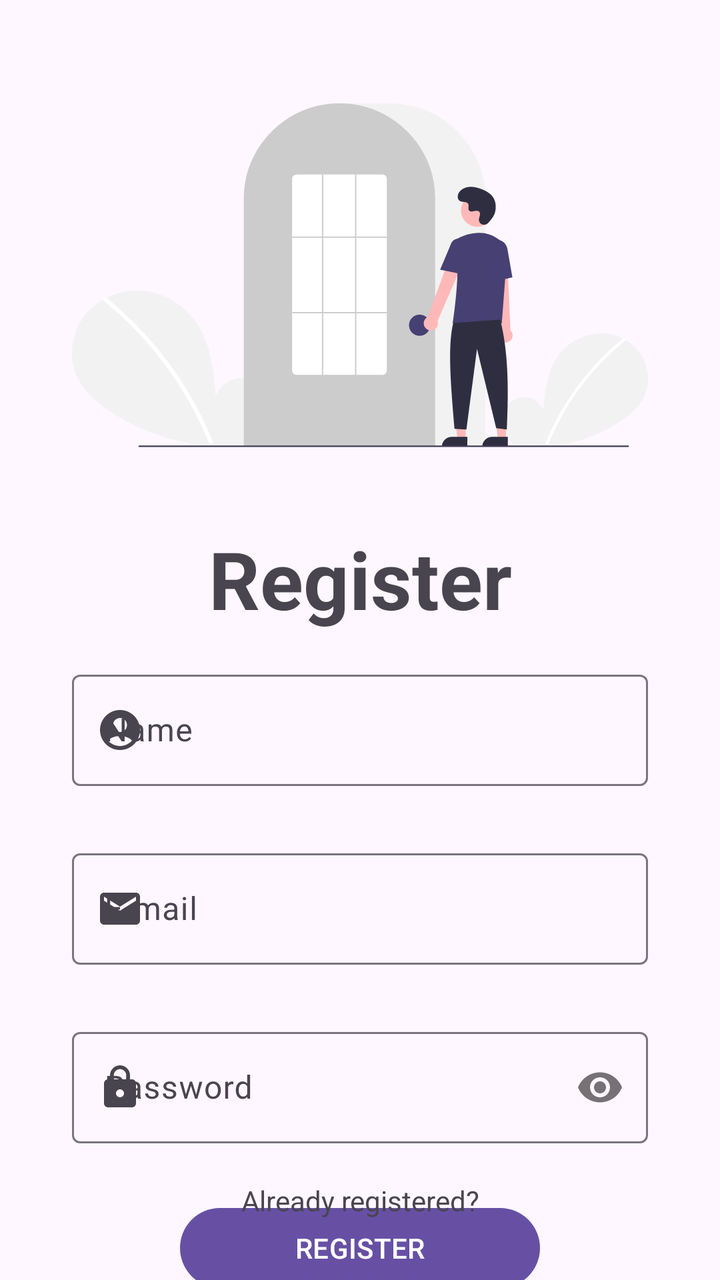
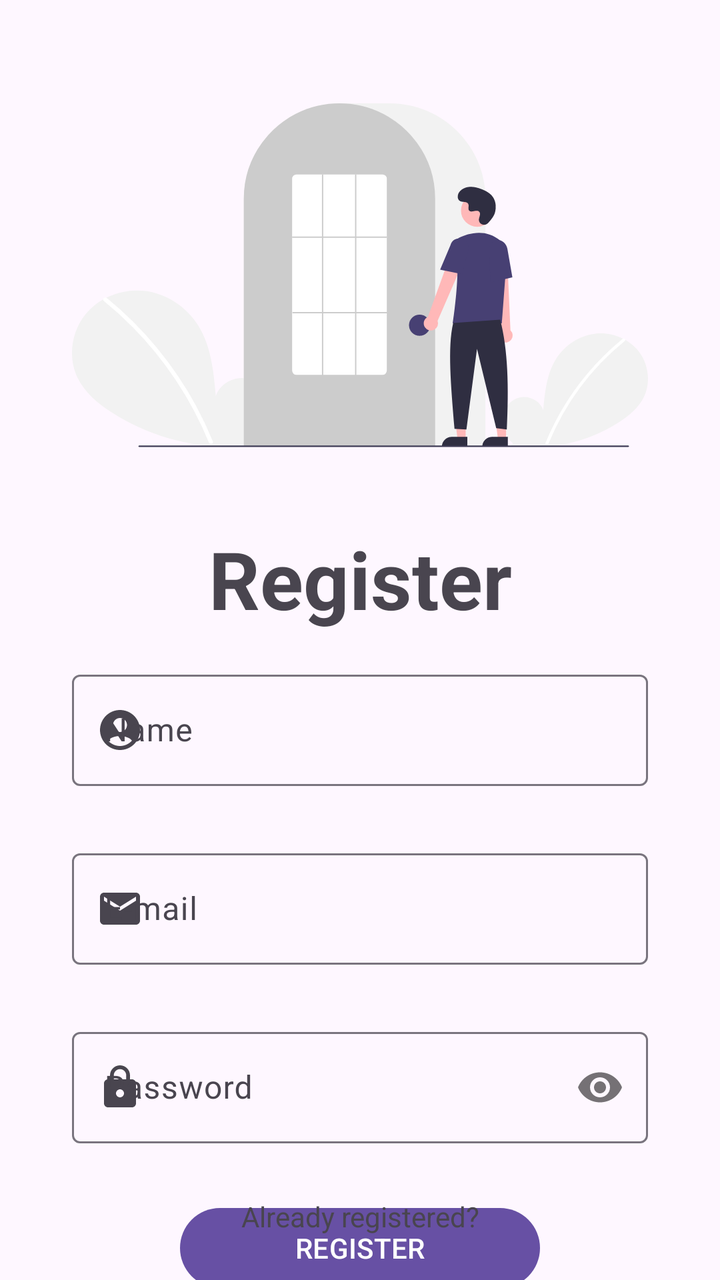

Two renders of the same Android screen: before a commit and after it. Below are the layout's source before the change and the commit's diff.
<!-- AndroidManifest.xml: application theme Theme.Foodalchemy -->
<!-- res/layout/fragment_registration.xml -->
<?xml version="1.0" encoding="utf-8"?>
<androidx.constraintlayout.widget.ConstraintLayout xmlns:android="http://schemas.android.com/apk/res/android"
    xmlns:app="http://schemas.android.com/apk/res-auto"
    xmlns:tools="http://schemas.android.com/tools"
    android:layout_width="match_parent"
    android:layout_height="match_parent"
    tools:context=".ui.AuthActivity">

    <ImageView
        android:id="@+id/imageView2"
        android:layout_width="0dp"
        android:layout_height="250dp"
        android:contentDescription="@string/sign_up_image"
        android:src="@drawable/undraw_login_re_4vu2"
        app:layout_constraintBottom_toTopOf="@+id/textview_register"
        app:layout_constraintEnd_toStartOf="@+id/guideline6"
        app:layout_constraintStart_toStartOf="@+id/guideline5"
        app:layout_constraintTop_toTopOf="@+id/guideline17" />

    <TextView
        android:id="@+id/textview_register"
        android:layout_width="wrap_content"
        android:layout_height="wrap_content"
        android:text="@string/register_textview"
        android:textSize="40sp"
        android:textStyle="bold"
        app:layout_constraintEnd_toStartOf="@+id/guideline6"
        app:layout_constraintStart_toStartOf="@+id/guideline5"
        app:layout_constraintTop_toBottomOf="@+id/imageView2" />

    <androidx.constraintlayout.widget.Guideline
        android:id="@+id/guideline5"
        android:layout_width="wrap_content"
        android:layout_height="wrap_content"
        android:orientation="vertical"
        app:layout_constraintGuide_percent="0.10" />

    <androidx.constraintlayout.widget.Guideline
        android:id="@+id/guideline6"
        android:layout_width="0dp"
        android:layout_height="wrap_content"
        android:layout_marginEnd="32dp"
        android:orientation="vertical"
        app:layout_constraintEnd_toEndOf="parent"
        app:layout_constraintGuide_percent="0.90" />

    <com.google.android.material.textfield.TextInputLayout
        android:id="@+id/text_input_layout_email"
        android:layout_width="0dp"
        android:layout_height="wrap_content"
        android:layout_marginBottom="8dp"
        app:endIconMode="clear_text"
        app:errorEnabled="true"
        app:layout_constraintBottom_toTopOf="@+id/text_input_layout_password"
        app:layout_constraintEnd_toStartOf="@+id/guideline6"
        app:layout_constraintStart_toStartOf="@+id/guideline5"
        app:layout_constraintTop_toBottomOf="@+id/text_input_layout_name"
        app:startIconDrawable="@drawable/baseline_email_24">

        <com.google.android.material.textfield.TextInputEditText
            android:id="@+id/text_input_edit_text_email"
            android:layout_width="match_parent"
            android:layout_height="wrap_content"
            android:hint="@string/email_hint"
            android:inputType="textEmailAddress" />
    </com.google.android.material.textfield.TextInputLayout>

    <com.google.android.material.textfield.TextInputLayout
        android:id="@+id/text_input_layout_password"
        android:layout_width="0dp"
        android:layout_height="wrap_content"
        android:layout_marginBottom="24dp"
        app:errorEnabled="true"
        app:layout_constraintBottom_toTopOf="@+id/button_register"
        app:layout_constraintEnd_toStartOf="@+id/guideline6"
        app:layout_constraintStart_toStartOf="@+id/guideline5"
        app:layout_constraintTop_toBottomOf="@+id/text_input_layout_email"
        app:passwordToggleEnabled="true"
        app:startIconDrawable="@drawable/baseline_lock_24">

        <com.google.android.material.textfield.TextInputEditText
            android:id="@+id/text_input_edit_text_password"
            android:layout_width="match_parent"
            android:layout_height="wrap_content"
            android:hint="@string/password_hint"
            android:inputType="textPassword" />
    </com.google.android.material.textfield.TextInputLayout>

    <com.google.android.material.textfield.TextInputLayout
        android:id="@+id/text_input_layout_name"
        android:layout_width="0dp"
        android:layout_height="wrap_content"
        android:layout_marginTop="16dp"
        android:layout_marginBottom="8dp"
        app:endIconMode="clear_text"
        app:errorEnabled="true"
        app:layout_constraintBottom_toTopOf="@+id/text_input_layout_email"
        app:layout_constraintEnd_toStartOf="@+id/guideline6"
        app:layout_constraintStart_toStartOf="@+id/guideline5"
        app:layout_constraintTop_toBottomOf="@+id/textview_register"
        app:startIconDrawable="@drawable/baseline_account_circle_24">

        <com.google.android.material.textfield.TextInputEditText
            android:id="@+id/text_input_edit_text_name"
            android:layout_width="match_parent"
            android:layout_height="wrap_content"
            android:hint="@string/name_hint" />
    </com.google.android.material.textfield.TextInputLayout>

    <Button
        android:id="@+id/button_register"
        style="@style/Widget.Material3.Button"
        android:layout_width="0dp"
        android:layout_height="wrap_content"
        android:layout_marginTop="8dp"
        android:text="@string/register_button"
        android:textSize="14sp"
        app:layout_constraintEnd_toStartOf="@+id/guideline9"
        app:layout_constraintStart_toStartOf="@+id/guideline8"
        app:layout_constraintTop_toBottomOf="@+id/text_input_layout_password" />

    <androidx.constraintlayout.widget.Guideline
        android:id="@+id/guideline8"
        android:layout_width="wrap_content"
        android:layout_height="wrap_content"
        android:orientation="vertical"
        app:layout_constraintGuide_percent="0.25" />

    <androidx.constraintlayout.widget.Guideline
        android:id="@+id/guideline9"
        android:layout_width="wrap_content"
        android:layout_height="wrap_content"
        android:orientation="vertical"
        app:layout_constraintGuide_percent="0.75" />

    <TextView
        android:id="@+id/textview_already_register"
        android:layout_width="wrap_content"
        android:layout_height="wrap_content"
        android:layout_marginBottom="8dp"
        android:text="@string/register_textview2"
        android:textSize="14sp"
        app:layout_constraintBottom_toTopOf="@+id/button_signin"
        app:layout_constraintEnd_toStartOf="@+id/guideline9"
        app:layout_constraintHorizontal_bias="0.505"
        app:layout_constraintStart_toStartOf="@+id/guideline8"
        app:layout_constraintTop_toBottomOf="@+id/button_register" />

    <Button
        android:id="@+id/button_signin"
        style="@style/Widget.MaterialComponents.Button.TextButton"
        android:layout_width="wrap_content"
        android:layout_height="48dp"
        android:text="@string/sign_in_button"
        android:textStyle="bold"
        app:layout_constraintBottom_toTopOf="@+id/guideline18"
        app:layout_constraintEnd_toStartOf="@+id/guideline9"
        app:layout_constraintStart_toStartOf="@+id/guideline8"
        app:layout_constraintTop_toBottomOf="@+id/textview_already_register" />

    <androidx.constraintlayout.widget.Guideline
        android:id="@+id/guideline17"
        android:layout_width="wrap_content"
        android:layout_height="wrap_content"
        android:orientation="horizontal"
        app:layout_constraintGuide_percent="0.02" />

    <androidx.constraintlayout.widget.Guideline
        android:id="@+id/guideline18"
        android:layout_width="wrap_content"
        android:layout_height="wrap_content"
        android:orientation="horizontal"
        app:layout_constraintGuide_percent="0.95" />

</androidx.constraintlayout.widget.ConstraintLayout>
<!-- resources referenced by this layout -->
<resources>
  <!-- drawable baseline_account_circle_24 (drawable) -->
  <vector android:height="24dp" android:tint="#000000"
      android:viewportHeight="24" android:viewportWidth="24"
      android:width="24dp" xmlns:android="http://schemas.android.com/apk/res/android">
      <path android:fillColor="@android:color/white" android:pathData="M12,2C6.48,2 2,6.48 2,12s4.48,10 10,10s10,-4.48 10,-10S17.52,2 12,2zM12,6c1.93,0 3.5,1.57 3.5,3.5S13.93,13 12,13s-3.5,-1.57 -3.5,-3.5S10.07,6 12,6zM12,20c-2.03,0 -4.43,-0.82 -6.14,-2.88C7.55,15.8 9.68,15 12,15s4.45,0.8 6.14,2.12C16.43,19.18 14.03,20 12,20z"/>
  </vector>
  <!-- drawable baseline_email_24 (drawable) -->
  <vector android:height="24dp" android:tint="#000000"
      android:viewportHeight="24" android:viewportWidth="24"
      android:width="24dp" xmlns:android="http://schemas.android.com/apk/res/android">
      <path android:fillColor="@android:color/white" android:pathData="M20,4L4,4c-1.1,0 -1.99,0.9 -1.99,2L2,18c0,1.1 0.9,2 2,2h16c1.1,0 2,-0.9 2,-2L22,6c0,-1.1 -0.9,-2 -2,-2zM20,8l-8,5 -8,-5L4,6l8,5 8,-5v2z"/>
  </vector>
  <!-- drawable baseline_lock_24 (drawable) -->
  <vector android:height="24dp" android:tint="#000000"
      android:viewportHeight="24" android:viewportWidth="24"
      android:width="24dp" xmlns:android="http://schemas.android.com/apk/res/android">
      <path android:fillColor="@android:color/white" android:pathData="M18,8h-1L17,6c0,-2.76 -2.24,-5 -5,-5S7,3.24 7,6v2L6,8c-1.1,0 -2,0.9 -2,2v10c0,1.1 0.9,2 2,2h12c1.1,0 2,-0.9 2,-2L20,10c0,-1.1 -0.9,-2 -2,-2zM12,17c-1.1,0 -2,-0.9 -2,-2s0.9,-2 2,-2 2,0.9 2,2 -0.9,2 -2,2zM15.1,8L8.9,8L8.9,6c0,-1.71 1.39,-3.1 3.1,-3.1 1.71,0 3.1,1.39 3.1,3.1v2z"/>
  </vector>
  <!-- drawable undraw_login_re_4vu2: vector/xml drawable (drawable, 5564 chars, omitted) -->
  <string name="email_hint">E-mail</string>
  <string name="name_hint">Name</string>
  <string name="password_hint">Password</string>
  <string name="register_button">REGISTER</string>
  <string name="register_textview">Register</string>
  <string name="register_textview2">Already registered?</string>
  <string name="sign_in_button">SIGN IN</string>
  <string name="sign_up_image">Signup Image</string>
  <style name="Theme.Foodalchemy" parent="Base.Theme.Foodalchemy" />
  <style name="Base.Theme.Foodalchemy" parent="Theme.Material3.DayNight.NoActionBar">
          
          
      </style>
</resources>

<!-- the commit's change to res/layout/fragment_registration.xml (unified diff, before → after) -->
@@ -137,6 +137,7 @@
         android:id="@+id/textview_already_register"
         android:layout_width="wrap_content"
         android:layout_height="wrap_content"
+        android:layout_marginTop="16dp"
         android:layout_marginBottom="8dp"
         android:text="@string/register_textview2"
         android:textSize="14sp"
